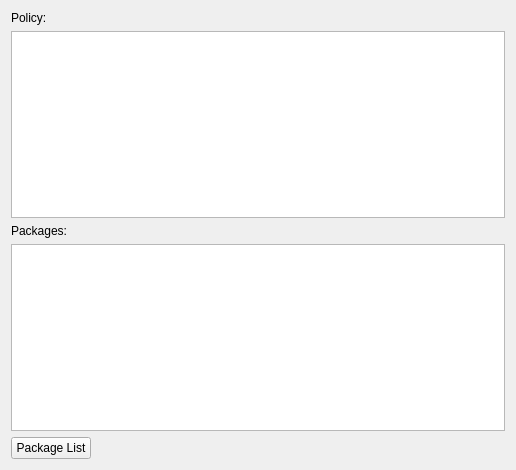
This is ahenk/lider/plugins/plugin_software/software.ui in pars-linux/uludag as Qt 5 draws it before an edit. The edited form follows.
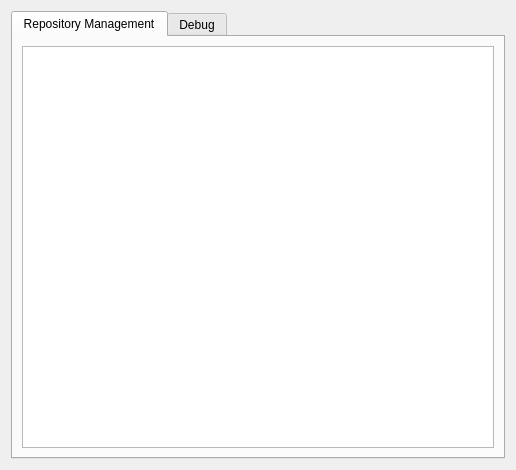
This is the edited form. Icons and pictures are not drawn.

Commit message: - Show software repositories in a ListWidget

Patch:
```diff
--- a/ahenk/lider/plugins/plugin_software/software.ui
+++ b/ahenk/lider/plugins/plugin_software/software.ui
@@ -17,6 +17,33 @@
    <iconset resource="software.qrc">
     <normaloff>:/icons/software48.png</normaloff>:/icons/software48.png</iconset>
   </property>
+  <layout class="QGridLayout" name="gridLayout_2">
+   <item row="0" column="0">
+    <widget class="QTabWidget" name="tabWidget">
+     <property name="currentIndex">
+      <number>0</number>
+     </property>
+     <widget class="QWidget" name="tab">
+      <attribute name="title">
+       <string>Repository Management</string>
+      </attribute>
+      <layout class="QGridLayout" name="gridLayout_3">
+       <item row="0" column="0">
+        <widget class="QListWidget" name="listRepositories">
+         <property name="iconSize">
+          <size>
+           <width>32</width>
+           <height>32</height>
+          </size>
+         </property>
+        </widget>
+       </item>
+      </layout>
+     </widget>
+     <widget class="QWidget" name="tab_2">
+      <attribute name="title">
+       <string>Debug</string>
+      </attribute>
   <layout class="QGridLayout" name="gridLayout">
    <item row="0" column="0">
     <widget class="QLabel" name="label">
@@ -58,11 +85,15 @@
      </property>
      <property name="sizeHint" stdset="0">
       <size>
-       <width>40</width>
+           <width>384</width>
        <height>20</height>
       </size>
      </property>
     </spacer>
+       </item>
+      </layout>
+     </widget>
+    </widget>
    </item>
   </layout>
  </widget>
```
Lines whose indentation alone changed are shown as unchanged. The commit also changes 6 other files.
